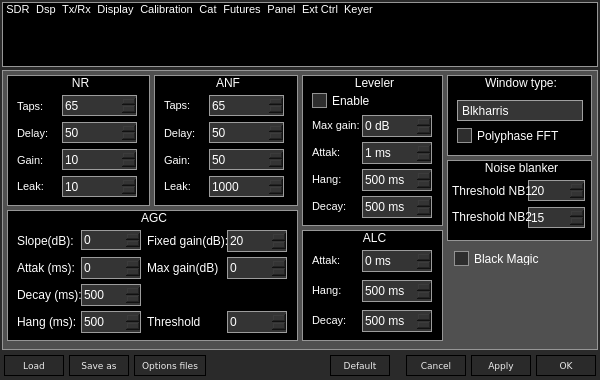
Above: Sources/Options.ui from Tsukihime/OpenExpertSDR before the change. Below: the same form after it.
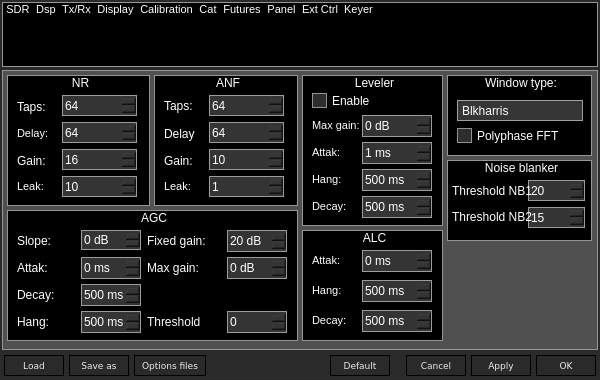
That is the form after the change. The open tabs and pages were chosen to show the change. Icons and pictures are not drawn.

What changed in the file:
```diff
--- a/Sources/Options.ui
+++ b/Sources/Options.ui
@@ -1708,7 +1708,7 @@
           <number>127</number>
          </property>
          <property name="value">
-          <number>65</number>
+          <number>64</number>
          </property>
         </widget>
         <widget class="QLabel" name="label_47">
@@ -1744,7 +1744,7 @@
           <number>127</number>
          </property>
          <property name="value">
-          <number>50</number>
+          <number>64</number>
          </property>
         </widget>
         <widget class="QSpinBox" name="sbNrGain">
@@ -1763,7 +1763,7 @@
           <number>10000</number>
          </property>
          <property name="value">
-          <number>10</number>
+          <number>16</number>
          </property>
         </widget>
         <widget class="QLabel" name="label_19">
@@ -1776,11 +1776,7 @@
           </rect>
          </property>
          <property name="text">
-          <string>&lt;!DOCTYPE HTML PUBLIC &quot;-//W3C//DTD HTML 4.0//EN&quot; &quot;http://www.w3.org/TR/REC-html40/strict.dtd&quot;&gt;
-&lt;html&gt;&lt;head&gt;&lt;meta name=&quot;qrichtext&quot; content=&quot;1&quot; /&gt;&lt;style type=&quot;text/css&quot;&gt;
-p, li { white-space: pre-wrap; }
-&lt;/style&gt;&lt;/head&gt;&lt;body style=&quot; font-family:'MS Shell Dlg 2'; font-size:8.25pt; font-weight:400; font-style:normal;&quot;&gt;
-&lt;p style=&quot; margin-top:0px; margin-bottom:0px; margin-left:0px; margin-right:0px; -qt-block-indent:0; text-indent:0px;&quot;&gt;&lt;span style=&quot; font-size:8pt;&quot;&gt;Taps:&lt;/span&gt;&lt;/p&gt;&lt;/body&gt;&lt;/html&gt;</string>
+          <string>Taps:</string>
          </property>
         </widget>
         <widget class="QSpinBox" name="sbNrLeak">
@@ -1812,11 +1808,7 @@
           </rect>
          </property>
          <property name="text">
-          <string>&lt;!DOCTYPE HTML PUBLIC &quot;-//W3C//DTD HTML 4.0//EN&quot; &quot;http://www.w3.org/TR/REC-html40/strict.dtd&quot;&gt;
-&lt;html&gt;&lt;head&gt;&lt;meta name=&quot;qrichtext&quot; content=&quot;1&quot; /&gt;&lt;style type=&quot;text/css&quot;&gt;
-p, li { white-space: pre-wrap; }
-&lt;/style&gt;&lt;/head&gt;&lt;body style=&quot; font-family:'MS Shell Dlg 2'; font-size:8.25pt; font-weight:400; font-style:normal;&quot;&gt;
-&lt;p style=&quot; margin-top:0px; margin-bottom:0px; margin-left:0px; margin-right:0px; -qt-block-indent:0; text-indent:0px;&quot;&gt;&lt;span style=&quot; font-size:8pt;&quot;&gt;Gain:&lt;/span&gt;&lt;/p&gt;&lt;/body&gt;&lt;/html&gt;</string>
+          <string>Gain:</string>
          </property>
         </widget>
        </widget>
@@ -1859,11 +1851,7 @@
           </rect>
          </property>
          <property name="text">
-          <string>&lt;!DOCTYPE HTML PUBLIC &quot;-//W3C//DTD HTML 4.0//EN&quot; &quot;http://www.w3.org/TR/REC-html40/strict.dtd&quot;&gt;
-&lt;html&gt;&lt;head&gt;&lt;meta name=&quot;qrichtext&quot; content=&quot;1&quot; /&gt;&lt;style type=&quot;text/css&quot;&gt;
-p, li { white-space: pre-wrap; }
-&lt;/style&gt;&lt;/head&gt;&lt;body style=&quot; font-family:'MS Shell Dlg 2'; font-size:8.25pt; font-weight:400; font-style:normal;&quot;&gt;
-&lt;p style=&quot; margin-top:0px; margin-bottom:0px; margin-left:0px; margin-right:0px; -qt-block-indent:0; text-indent:0px;&quot;&gt;&lt;span style=&quot; font-size:8pt;&quot;&gt;Taps:&lt;/span&gt;&lt;/p&gt;&lt;/body&gt;&lt;/html&gt;</string>
+          <string>Taps:</string>
          </property>
         </widget>
         <widget class="QSpinBox" name="sbAnfLeak">
@@ -1882,7 +1870,7 @@
           <number>1000</number>
          </property>
          <property name="value">
-          <number>1000</number>
+          <number>1</number>
          </property>
         </widget>
         <widget class="QLabel" name="label_25">
@@ -1895,11 +1883,7 @@
           </rect>
          </property>
          <property name="text">
-          <string>&lt;!DOCTYPE HTML PUBLIC &quot;-//W3C//DTD HTML 4.0//EN&quot; &quot;http://www.w3.org/TR/REC-html40/strict.dtd&quot;&gt;
-&lt;html&gt;&lt;head&gt;&lt;meta name=&quot;qrichtext&quot; content=&quot;1&quot; /&gt;&lt;style type=&quot;text/css&quot;&gt;
-p, li { white-space: pre-wrap; }
-&lt;/style&gt;&lt;/head&gt;&lt;body style=&quot; font-family:'MS Shell Dlg 2'; font-size:8.25pt; font-weight:400; font-style:normal;&quot;&gt;
-&lt;p style=&quot; margin-top:0px; margin-bottom:0px; margin-left:0px; margin-right:0px; -qt-block-indent:0; text-indent:0px;&quot;&gt;&lt;span style=&quot; font-size:8pt;&quot;&gt;Gain:&lt;/span&gt;&lt;/p&gt;&lt;/body&gt;&lt;/html&gt;</string>
+          <string>Gain:</string>
          </property>
         </widget>
         <widget class="QLabel" name="label_24">
@@ -1912,11 +1896,7 @@
           </rect>
          </property>
          <property name="text">
-          <string>&lt;!DOCTYPE HTML PUBLIC &quot;-//W3C//DTD HTML 4.0//EN&quot; &quot;http://www.w3.org/TR/REC-html40/strict.dtd&quot;&gt;
-&lt;html&gt;&lt;head&gt;&lt;meta name=&quot;qrichtext&quot; content=&quot;1&quot; /&gt;&lt;style type=&quot;text/css&quot;&gt;
-p, li { white-space: pre-wrap; }
-&lt;/style&gt;&lt;/head&gt;&lt;body style=&quot; font-family:'MS Shell Dlg 2'; font-size:8.25pt; font-weight:400; font-style:normal;&quot;&gt;
-&lt;p style=&quot; margin-top:0px; margin-bottom:0px; margin-left:0px; margin-right:0px; -qt-block-indent:0; text-indent:0px;&quot;&gt;&lt;span style=&quot; font-size:8pt;&quot;&gt;Delay:&lt;/span&gt;&lt;/p&gt;&lt;/body&gt;&lt;/html&gt;</string>
+          <string>Delay:</string>
          </property>
         </widget>
         <widget class="QSpinBox" name="sbAnfDelay">
@@ -1935,7 +1915,7 @@
           <number>127</number>
          </property>
          <property name="value">
-          <number>50</number>
+          <number>64</number>
          </property>
         </widget>
         <widget class="QSpinBox" name="sbAnfTaps">
@@ -1954,7 +1934,7 @@
           <number>127</number>
          </property>
          <property name="value">
-          <number>65</number>
+          <number>64</number>
          </property>
         </widget>
         <widget class="QSpinBox" name="sbAnfGain">
@@ -1976,7 +1956,7 @@
           <number>1</number>
          </property>
          <property name="value">
-          <number>50</number>
+          <number>10</number>
          </property>
         </widget>
        </widget>
@@ -2001,6 +1981,9 @@
            <height>20</height>
           </rect>
          </property>
+         <property name="suffix">
+          <string> dB</string>
+         </property>
         </widget>
         <widget class="QLabel" name="label_31">
          <property name="geometry">
@@ -2012,7 +1995,7 @@
           </rect>
          </property>
          <property name="text">
-          <string>Slope(dB):</string>
+          <string>Slope:</string>
          </property>
         </widget>
         <widget class="QLabel" name="label_37">
@@ -2025,7 +2008,7 @@
           </rect>
          </property>
          <property name="text">
-          <string>Decay (ms):</string>
+          <string>Decay:</string>
          </property>
         </widget>
         <widget class="QSpinBox" name="sbAgcAttak">
@@ -2037,6 +2020,9 @@
            <height>22</height>
           </rect>
          </property>
+         <property name="suffix">
+          <string> ms</string>
+         </property>
          <property name="maximum">
           <number>20</number>
          </property>
@@ -2051,7 +2037,7 @@
           </rect>
          </property>
          <property name="text">
-          <string>Attak (ms):</string>
+          <string>Attak:</string>
          </property>
         </widget>
         <widget class="QSpinBox" name="sbAgcDecay">
@@ -2063,6 +2049,9 @@
            <height>22</height>
           </rect>
          </property>
+         <property name="suffix">
+          <string> ms</string>
+         </property>
          <property name="maximum">
           <number>1000</number>
          </property>
@@ -2079,6 +2068,9 @@
            <height>22</height>
           </rect>
          </property>
+         <property name="suffix">
+          <string> ms</string>
+         </property>
          <property name="maximum">
           <number>1000</number>
          </property>
@@ -2096,7 +2088,7 @@
           </rect>
          </property>
          <property name="text">
-          <string>Hang (ms):</string>
+          <string>Hang:</string>
          </property>
         </widget>
         <widget class="QSpinBox" name="sbAgcFixGain">
@@ -2108,6 +2100,9 @@
            <height>22</height>
           </rect>
          </property>
+         <property name="suffix">
+          <string> dB</string>
+         </property>
          <property name="maximum">
           <number>130</number>
          </property>
@@ -2125,7 +2120,7 @@
           </rect>
          </property>
          <property name="text">
-          <string>Max gain(dB):</string>
+          <string>Max gain:</string>
          </property>
         </widget>
         <widget class="QLabel" name="label_36">
@@ -2138,7 +2133,7 @@
           </rect>
          </property>
          <property name="text">
-          <string>Fixed gain(dB):</string>
+          <string>Fixed gain:</string>
          </property>
         </widget>
         <widget class="QSpinBox" name="sbAgcHangThresh">
@@ -2176,6 +2171,9 @@
            <height>22</height>
           </rect>
          </property>
+         <property name="suffix">
+          <string> dB</string>
+         </property>
          <property name="maximum">
           <number>120</number>
          </property>
@@ -2657,19 +2655,6 @@
          </property>
         </widget>
        </widget>
-       <widget class="QCheckBox" name="chbBlackMagic">
-        <property name="geometry">
-         <rect>
-          <x>450</x>
-          <y>180</y>
-          <width>91</width>
-          <height>17</height>
-         </rect>
-        </property>
-        <property name="text">
-         <string>Black Magic</string>
-        </property>
-       </widget>
       </widget>
      </widget>
      <widget class="QWidget" name="page_10">
```
Left out of the diff: 2 changed lines with no effect on the pictures.
